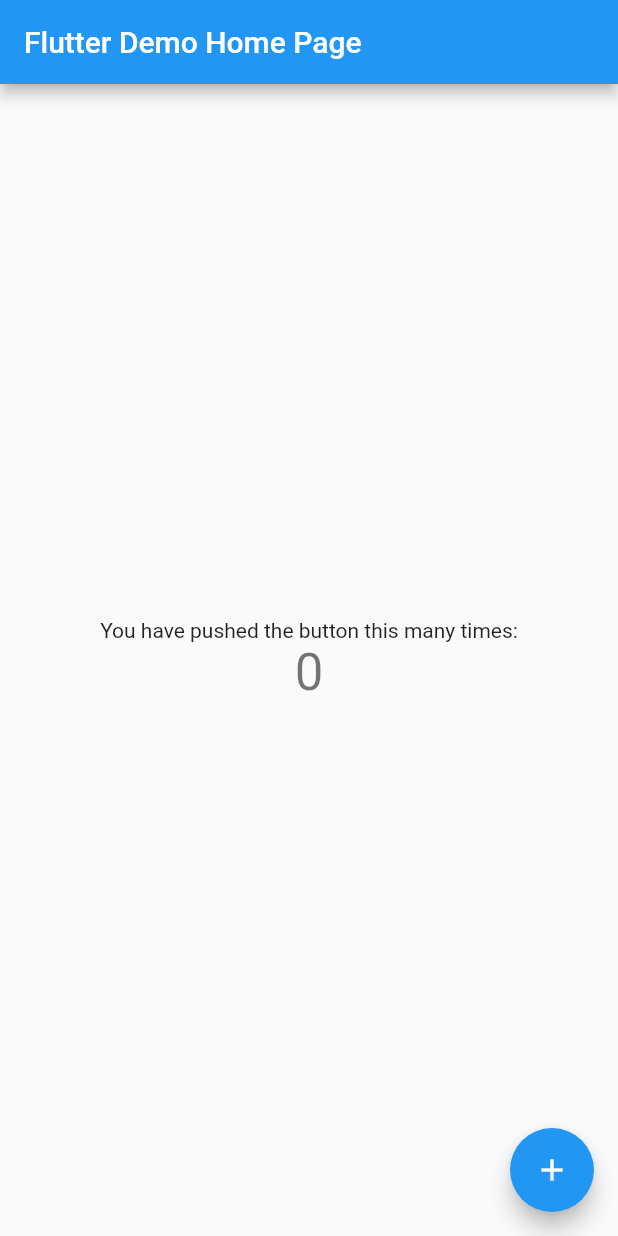
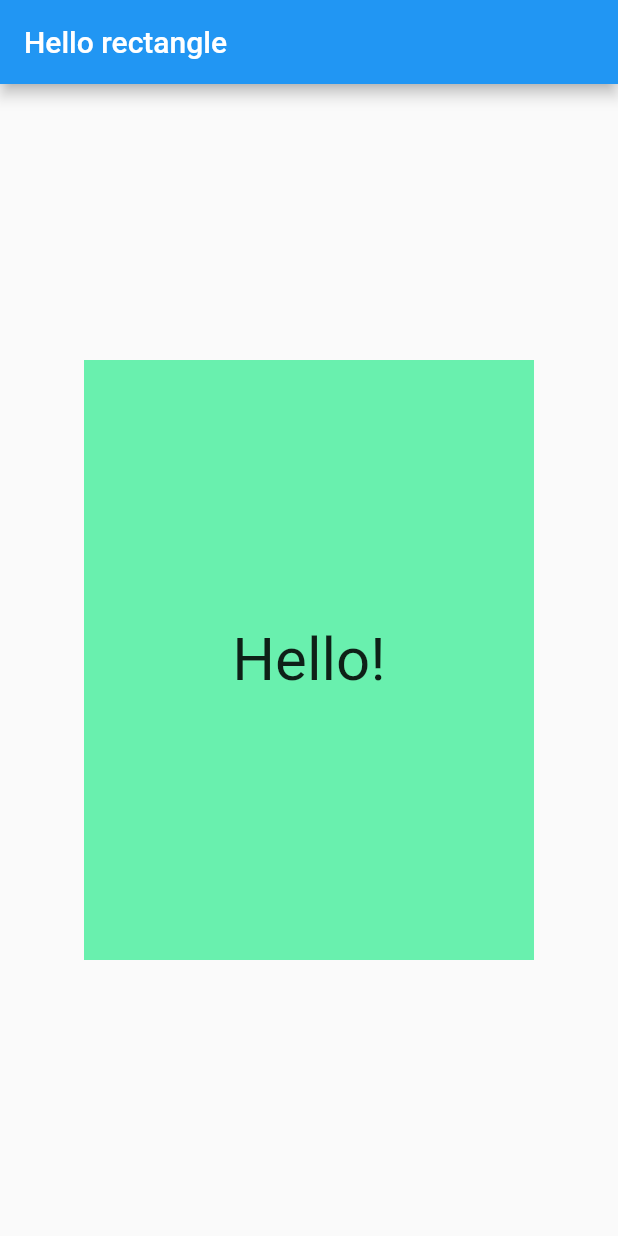
Before and after one commit to gautamamber/unit-converter-flutter, a Flutter app: the screen it shows after launch, on a phone screen of 412 x 824 dp. Run offline on Flutter 3.47's test engine with Material 2 defaults, Android fonts, the phone set to English and light mode, and no system bars.

Commit message:
feat(hello world add)

```diff
--- a/lib/main.dart
+++ b/lib/main.dart
@@ -1,111 +1,32 @@
-import 'package:flutter/material.dart';
+import "package:flutter/material.dart";
+void main(){
+  runApp(
+    MaterialApp(
+      debugShowCheckedModeBanner: false,
+      title: "Hello rectangle",
+      home: Scaffold(
+        appBar: AppBar(
+          title: Text("Hello rectangle"),
+        ),
+        body: HelloRectangle(),
+        ),
+    )
+  );
+}
 
-void main() => runApp(MyApp());
-
-class MyApp extends StatelessWidget {
-  // This widget is the root of your application.
+class HelloRectangle extends StatelessWidget {
   @override
   Widget build(BuildContext context) {
-    return MaterialApp(
-      title: 'Flutter Demo',
-      theme: ThemeData(
-        // This is the theme of your application.
-        //
-        // Try running your application with "flutter run". You'll see the
-        // application has a blue toolbar. Then, without quitting the app, try
-        // changing the primarySwatch below to Colors.green and then invoke
-        // "hot reload" (press "r" in the console where you ran "flutter run",
-        // or simply save your changes to "hot reload" in a Flutter IDE).
-        // Notice that the counter didn't reset back to zero; the application
-        // is not restarted.
-        primarySwatch: Colors.blue,
+    return Center(
+      child: Container(
+        color: Colors.greenAccent,
+        height: 400.0,
+        width: 300.0,
+        child: Center(
+          child: Text("Hello!", style: TextStyle(fontSize: 40.0), textAlign: TextAlign.center,),
+        ),
       ),
-      home: MyHomePage(title: 'Flutter Demo Home Page'),
+
     );
   }
 }
-
-class MyHomePage extends StatefulWidget {
-  MyHomePage({Key key, this.title}) : super(key: key);
-
-  // This widget is the home page of your application. It is stateful, meaning
-  // that it has a State object (defined below) that contains fields that affect
-  // how it looks.
-
-  // This class is the configuration for the state. It holds the values (in this
-  // case the title) provided by the parent (in this case the App widget) and
-  // used by the build method of the State. Fields in a Widget subclass are
-  // always marked "final".
-
-  final String title;
-
-  @override
-  _MyHomePageState createState() => _MyHomePageState();
-}
-
-class _MyHomePageState extends State<MyHomePage> {
-  int _counter = 0;
-
-  void _incrementCounter() {
-    setState(() {
-      // This call to setState tells the Flutter framework that something has
-      // changed in this State, which causes it to rerun the build method below
-      // so that the display can reflect the updated values. If we changed
-      // _counter without calling setState(), then the build method would not be
-      // called again, and so nothing would appear to happen.
-      _counter++;
-    });
-  }
-
-  @override
-  Widget build(BuildContext context) {
-    // This method is rerun every time setState is called, for instance as done
-    // by the _incrementCounter method above.
-    //
-    // The Flutter framework has been optimized to make rerunning build methods
-    // fast, so that you can just rebuild anything that needs updating rather
-    // than having to individually change instances of widgets.
-    return Scaffold(
-      appBar: AppBar(
-        // Here we take the value from the MyHomePage object that was created by
-        // the App.build method, and use it to set our appbar title.
-        title: Text(widget.title),
-      ),
-      body: Center(
-        // Center is a layout widget. It takes a single child and positions it
-        // in the middle of the parent.
-        child: Column(
-          // Column is also layout widget. It takes a list of children and
-          // arranges them vertically. By default, it sizes itself to fit its
-          // children horizontally, and tries to be as tall as its parent.
-          //
-          // Invoke "debug painting" (press "p" in the console, choose the
-          // "Toggle Debug Paint" action from the Flutter Inspector in Android
-          // Studio, or the "Toggle Debug Paint" command in Visual Studio Code)
-          // to see the wireframe for each widget.
-          //
-          // Column has various properties to control how it sizes itself and
-          // how it positions its children. Here we use mainAxisAlignment to
-          // center the children vertically; the main axis here is the vertical
-          // axis because Columns are vertical (the cross axis would be
-          // horizontal).
-          mainAxisAlignment: MainAxisAlignment.center,
-          children: <Widget>[
-            Text(
-              'You have pushed the button this many times:',
-            ),
-            Text(
-              '$_counter',
-              style: Theme.of(context).textTheme.display1,
-            ),
-          ],
-        ),
-      ),
-      floatingActionButton: FloatingActionButton(
-        onPressed: _incrementCounter,
-        tooltip: 'Increment',
-        child: Icon(Icons.add),
-      ), // This trailing comma makes auto-formatting nicer for build methods.
-    );
-  }
-}
```
